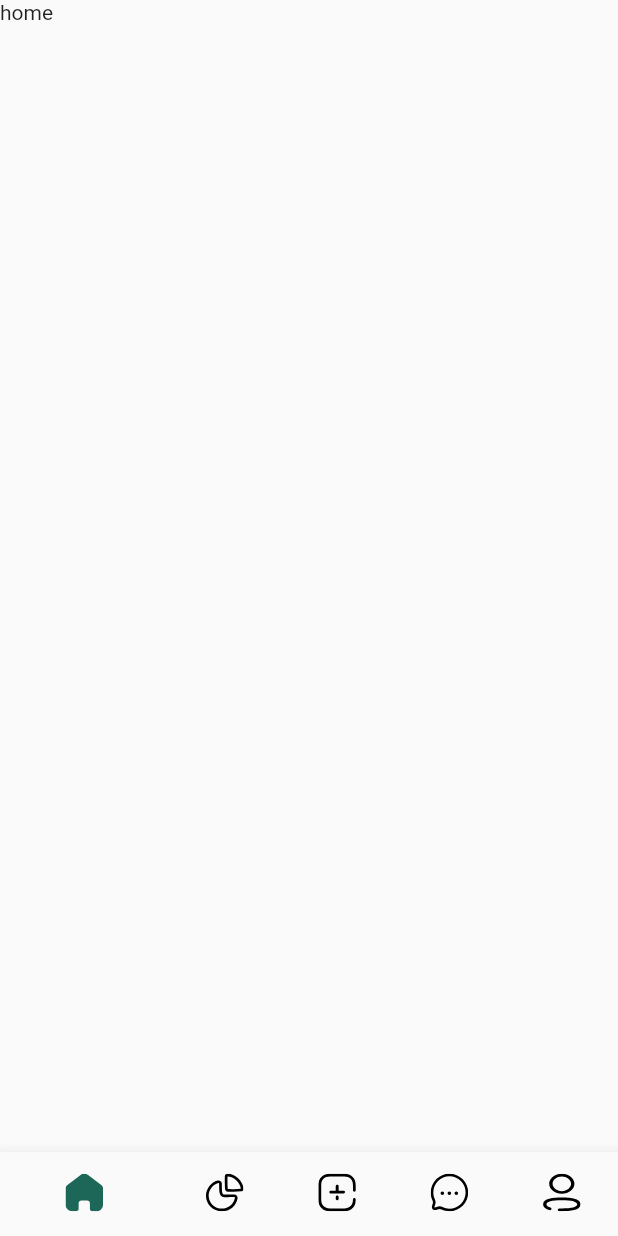
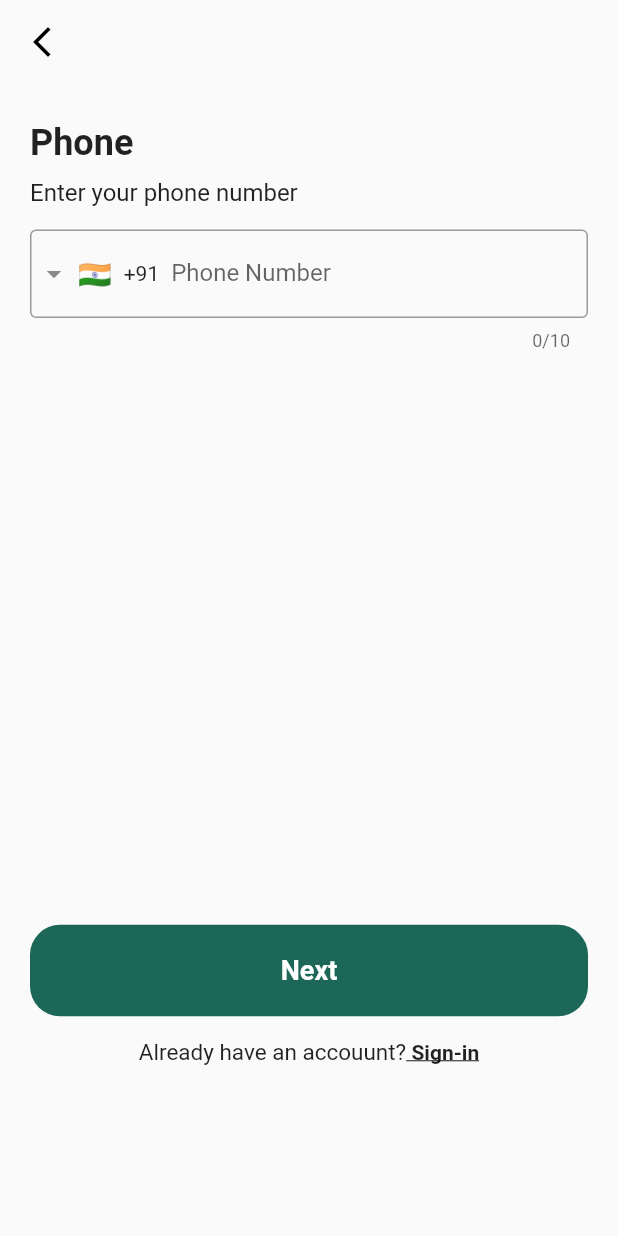
Before and after one commit to Appium-Labs/Social-app, a Flutter app: the screen it shows after launch, after a tap on "Skip", on a phone screen of 412 x 824 dp. Run offline on Flutter 3.47's test engine with Material 2 defaults, Android fonts, the phone set to English and light mode, and no system bars; drawn by our look-alikes of intl_phone_field; our stand-ins replace firebase_core, flutter_svg, get, image_picker; accounts and stored records are empty.

Commit message:
Phone number sign up UI done

```diff
--- /dev/null
+++ b/lib/Views/LoginScreen/LoginScreen.dart
@@ -0,0 +1,98 @@
+import 'package:flutter/material.dart';
+import 'package:flutter/services.dart';
+import 'package:get/route_manager.dart';
+import 'package:intl_phone_field/intl_phone_field.dart';
+import 'package:social_app/Views/LoginScreen/OTPScreen.dart';
+import 'package:social_app/Views/shared/ColoredButton.dart';
+
+class LoginScreen extends StatelessWidget {
+  const LoginScreen({super.key});
+
+  @override
+  Widget build(BuildContext context) {
+    return Scaffold(
+        appBar: AppBar(
+          leading: IconButton(
+              onPressed: () => Get.back(),
+              icon: const Icon(
+                Icons.arrow_back_ios_new,
+                color: Colors.black,
+              )),
+          backgroundColor: Colors.transparent,
+          elevation: 0,
+        ),
+        body: SingleChildScrollView(
+          child: Column(
+            crossAxisAlignment: CrossAxisAlignment.start,
+            children: [
+              const SizedBox(
+                height: 20,
+              ),
+              Container(
+                margin: const EdgeInsets.symmetric(horizontal: 20, vertical: 5),
+                child: const Text(
+                  "Phone",
+                  style: TextStyle(fontSize: 24, fontWeight: FontWeight.bold),
+                ),
+              ),
+              Container(
+                margin: const EdgeInsets.symmetric(horizontal: 20, vertical: 5),
+                child: const Text(
+                  "Enter your phone number",
+                  style: TextStyle(fontSize: 16),
+                ),
+              ),
+              Container(
+                  margin:
+                      const EdgeInsets.symmetric(horizontal: 20, vertical: 10),
+                  child: IntlPhoneField(
+                    decoration: const InputDecoration(
+                      labelText: 'Phone Number',
+                      border: OutlineInputBorder(
+                        borderSide: BorderSide(),
+                      ),
+                    ),
+                    keyboardType: TextInputType.number,
+                    inputFormatters: <TextInputFormatter>[
+                      FilteringTextInputFormatter.allow(RegExp(r'[0-9]')),
+                    ],
+                    initialCountryCode: 'IN',
+                    onChanged: (phone) {
+                      print(phone.completeNumber);
+                    },
+                  )),
+              // Spacer(),
+              SizedBox(
+                height: MediaQuery.of(context).size.height * 0.44,
+              ),
+              GestureDetector(
+                  onTap: () => Get.to(OTPScreen()),
+                  child: const ColoredButton()),
+              const SizedBox(
+                height: 5,
+              ),
+              Row(
+                mainAxisAlignment: MainAxisAlignment.center,
+                children: [
+                  const Text(
+                    "Already have an accouunt?",
+                    style: TextStyle(fontSize: 15),
+                  ),
+                  GestureDetector(
+                    onTap: () {},
+                    child: const Text(
+                      " Sign-in",
+                      style: TextStyle(
+                        fontSize: 14,
+                        fontWeight: FontWeight.bold,
+                        decoration: TextDecoration.underline,
+                      ),
+                    ),
+                  ),
+                ],
+              )
+            ],
+          ),
+        ));
+  }
+}
--- a/lib/Views/WelcomeScreen/WelcomeScreen1.dart
+++ b/lib/Views/WelcomeScreen/WelcomeScreen1.dart
@@ -1,5 +1,6 @@
 import 'package:flutter/material.dart';
 import 'package:get/route_manager.dart';
+import 'package:social_app/Views/LoginScreen/LoginScreen.dart';
 import 'package:social_app/Views/NavigationScreen.dart';
 import 'package:social_app/Views/WelcomeScreen/WelcomeScreen2.dart';
 import 'package:social_app/Views/shared/ColoredButton.dart';
@@ -28,7 +29,7 @@ class WelcomeScreen1 extends StatelessWidget {
               onTap: () => Get.to(WelcomeScreen2()),
               child: const ColoredButton()),
           InkWell(
-              onTap: () => Get.to(NavigationScreen()),
+              onTap: () => Get.to(LoginScreen()),
               child: const TransparentButton())
         ],
       ),
--- a/lib/Views/WelcomeScreen/WelcomeScreen2.dart
+++ b/lib/Views/WelcomeScreen/WelcomeScreen2.dart
@@ -1,5 +1,6 @@
 import 'package:flutter/material.dart';
 import 'package:get/route_manager.dart';
+import 'package:social_app/Views/LoginScreen/LoginScreen.dart';
 import 'package:social_app/Views/WelcomeScreen/WelcomeScreen3.dart';
 
 import '../NavigationScreen.dart';
@@ -29,7 +30,7 @@ class WelcomeScreen2 extends StatelessWidget {
               onTap: () => Get.to(WelcomeScreen3()),
               child: const ColoredButton()),
           InkWell(
-              onTap: () => Get.to(NavigationScreen()),
+              onTap: () => Get.to(LoginScreen()),
               child: const TransparentButton())
         ],
       ),
--- a/lib/Views/WelcomeScreen/WelcomeScreen3.dart
+++ b/lib/Views/WelcomeScreen/WelcomeScreen3.dart
@@ -1,5 +1,6 @@
 import 'package:flutter/material.dart';
 import 'package:get/route_manager.dart';
+import 'package:social_app/Views/LoginScreen/LoginScreen.dart';
 import 'package:social_app/Views/NavigationScreen.dart';
 
 import '../shared/ColoredButton.dart';
@@ -25,10 +26,9 @@ class WelcomeScreen3 extends StatelessWidget {
             height: 20,
           ),
           InkWell(
-              onTap: () => Get.to(NavigationScreen()),
-              child: const ColoredButton()),
+              onTap: () => Get.to(LoginScreen()), child: const ColoredButton()),
           InkWell(
-              onTap: () => Get.to(NavigationScreen()),
+              onTap: () => Get.to(LoginScreen()),
               child: const TransparentButton())
         ],
       ),
--- a/lib/main.dart
+++ b/lib/main.dart
@@ -19,9 +19,10 @@ class MyApp extends StatelessWidget {
 
   @override
   Widget build(BuildContext context) {
-    return const GetMaterialApp(
+    return GetMaterialApp(
       debugShowCheckedModeBanner: false,
       title: 'Social Media App',
+      theme: ThemeData(primaryColor: Color(0xff1C6758)),
       home: SplashScreen(),
     );
   }
--- a/pubspec.yaml
+++ b/pubspec.yaml
@@ -16,6 +16,7 @@ dependencies:
   firebase_core: ^2.9.0
   flutter_svg: ^2.0.4
   image_picker: ^0.8.7+1
+  intl_phone_field: ^3.1.0
 
 dev_dependencies:
   flutter_test:
```
Also changed, not shown: lib/Views/LoginScreen/OTPScreen.dart (added, +89 -0 lines), lib/Views/LoginScreen/OTPTextFeild.dart (added, +99 -0 lines), pubspec.lock.
